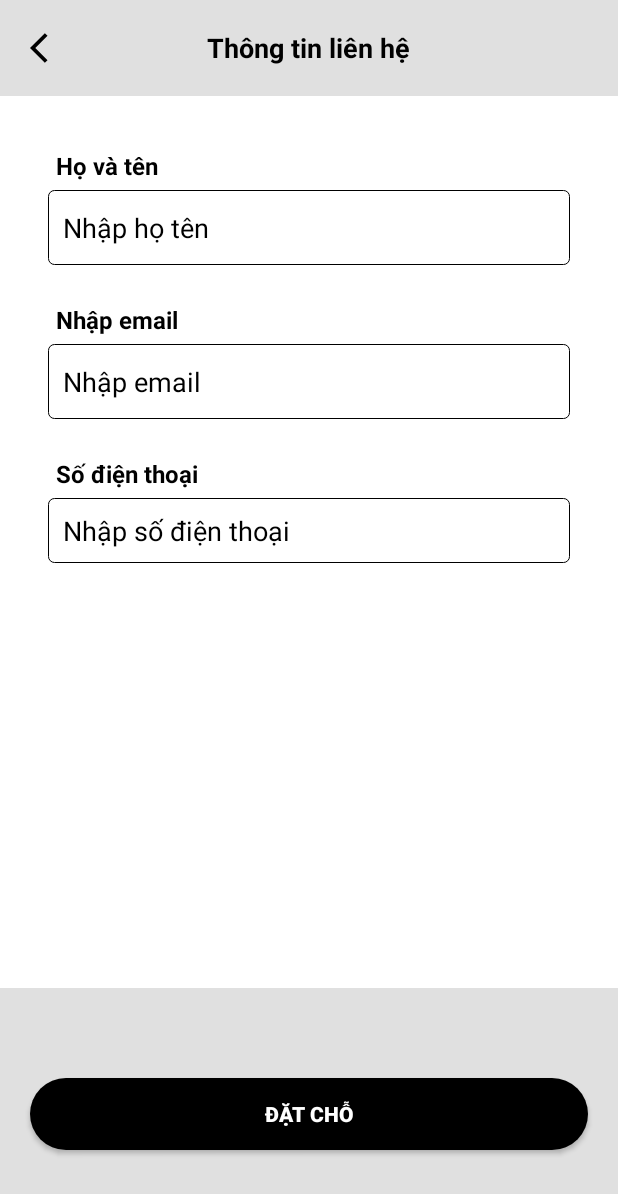
After one commit to ydang2002/CoachTicket, an Android app: the ContactInfoActivity screen opened directly, with no data from a screen before it, on a phone screen of 412 x 824 dp. The commit adds this screen. Shown: the top 1194 px of the screen. Run offline under Robolectric (Android 15) with nearby library versions, the phone set to English and light mode, and no system bars; our stand-ins replace data binding.

Commit message:
Hiển thị thông tin liên hệ

```diff
--- a/app/src/main/AndroidManifest.xml
+++ b/app/src/main/AndroidManifest.xml
@@ -14,6 +14,9 @@
         android:supportsRtl="true"
         android:theme="@style/Theme.CoachTicket"
         tools:targetApi="31">
+        <activity
+            android:name=".views.activity.ContactInfoActivity"
+            android:exported="false" />
         <activity
             android:name=".views.activity.SelectPickUpPointActivity"
             android:exported="false" />
--- /dev/null
+++ b/app/src/main/java/com/example/coachticket/SharedPreferences/SharedPrefUser.java
@@ -0,0 +1,71 @@
+package com.example.coachticket.SharedPreferences;
+
+import android.content.Context;
+import android.content.SharedPreferences;
+
+public class SharedPrefUser {
+    private static final String NAME = "NamePrefs";
+    private static final String EMAIL = "EmailPrefs";
+    private static final String PHONE = "PhonePrefs";
+
+    private static final String NAME_KEY = "name";
+    private static final String EMAIL_KEY = "email";
+    private static final String PHONE_KEY = "phone";
+
+    public static void SaveName(Context context, String origin) {
+        SharedPreferences sharedPreferences = context.getSharedPreferences(NAME, Context.MODE_PRIVATE);
+        SharedPreferences.Editor editor = sharedPreferences.edit();
+        editor.putString(NAME_KEY, origin);
+        editor.apply();
+    }
+
+    public static void SaveEmail(Context context, String destination) {
+        SharedPreferences sharedPreferences = context.getSharedPreferences(EMAIL, Context.MODE_PRIVATE);
+        SharedPreferences.Editor editor = sharedPreferences.edit();
+        editor.putString(EMAIL_KEY, destination);
+        editor.apply();
+    }
+
+    public static void savePhone(Context context, String date) {
+        SharedPreferences sharedPreferences = context.getSharedPreferences(PHONE, Context.MODE_PRIVATE);
+        SharedPreferences.Editor editor = sharedPreferences.edit();
+        editor.putString(PHONE_KEY, date);
+        editor.apply();
+    }
+
+    public static String getName(Context context) {
+        SharedPreferences sharedPreferences = context.getSharedPreferences(NAME, Context.MODE_PRIVATE);
+        return sharedPreferences.getString(NAME_KEY, null);
+    }
+
+    public static String getEmail(Context context) {
+        SharedPreferences sharedPreferences = context.getSharedPreferences(EMAIL, Context.MODE_PRIVATE);
+        return sharedPreferences.getString(EMAIL_KEY, null);
+    }
+
+    public static String getPhone(Context context) {
+        SharedPreferences sharedPreferences = context.getSharedPreferences(PHONE, Context.MODE_PRIVATE);
+        return sharedPreferences.getString(PHONE_KEY, null);
+    }
+
+    public static void clearName(Context context) {
+        SharedPreferences sharedPreferences = context.getSharedPreferences(NAME, Context.MODE_PRIVATE);
+        SharedPreferences.Editor editor = sharedPreferences.edit();
+        editor.remove(NAME_KEY);
+        editor.apply();
+    }
+
+    public static void clearEmail(Context context) {
+        SharedPreferences sharedPreferences = context.getSharedPreferences(EMAIL, Context.MODE_PRIVATE);
+        SharedPreferences.Editor editor = sharedPreferences.edit();
+        editor.remove(EMAIL_KEY);
+        editor.apply();
+    }
+
+    public static void clearPhone(Context context) {
+        SharedPreferences sharedPreferences = context.getSharedPreferences(PHONE, Context.MODE_PRIVATE);
+        SharedPreferences.Editor editor = sharedPreferences.edit();
+        editor.remove(PHONE_KEY);
+        editor.apply();
+    }
+}
--- a/app/src/main/java/com/example/coachticket/presenter/Presenter.java
+++ b/app/src/main/java/com/example/coachticket/presenter/Presenter.java
@@ -6,4 +6,5 @@ public class Presenter {
     public void getRoutesProvinces(){}
     public void goBack(){}
     public void intentSelectPickupAndDrop(){}
+    public void intentContactInfo(){}
 }
--- /dev/null
+++ b/app/src/main/java/com/example/coachticket/viewmodels/ContactInfoViewModel.java
@@ -0,0 +1,39 @@
+package com.example.coachticket.viewmodels;
+
+import androidx.lifecycle.MutableLiveData;
+import androidx.lifecycle.ViewModel;
+
+public class ContactInfoViewModel extends ViewModel {
+
+    private String name = new MutableLiveData<>().toString();
+    private String email = new MutableLiveData<>().toString();
+    private String phone = new MutableLiveData<>().toString();
+    public ContactInfoViewModel() {
+    }
+
+    public String getName() {
+        return name;
+    }
+
+    public void setName(String name) {
+        this.name = name;
+    }
+
+    public String getEmail() {
+        return email;
+    }
+
+    public void setEmail(String email) {
+        this.email = email;
+    }
+
+    public String getPhone() {
+        return phone;
+    }
+
+    public void setPhone(String phone) {
+        this.phone = phone;
+    }
+
+
+}
--- a/app/src/main/java/com/example/coachticket/viewmodels/LoginViewModel.java
+++ b/app/src/main/java/com/example/coachticket/viewmodels/LoginViewModel.java
@@ -12,6 +12,7 @@ import androidx.databinding.ObservableField;
 import androidx.databinding.ObservableInt;
 import androidx.lifecycle.ViewModel;
 
+import com.example.coachticket.SharedPreferences.SharedPrefUser;
 import com.example.coachticket.SharedPreferences.SharedPreferencesUtil;
 import com.example.coachticket.api.ILoginService;
 import com.example.coachticket.response.BaseResponse;
@@ -78,8 +79,15 @@ public class LoginViewModel extends ViewModel {
                     if (response.isSuccessful()) {
                         Log.e("loginreponse1", "đã vào hàm");
                         String token = response.body().getData().getToken();
+                        String name = response.body().getData().getName();
+                        String email = response.body().getData().getEmail();
+                        String phone = response.body().getData().getPhoneNumber();
                         // Lưu token vào SharedPreferences
                         SharedPreferencesUtil.saveToken(context, token);
+                        SharedPrefUser.savePhone(context, phone);
+                        SharedPrefUser.SaveName(context, name);
+                        SharedPrefUser.SaveEmail(context, email);
+
 //                    callback.onLoginSuccess("Đăng nhập thành công");
                         Intent intent = new Intent(context, MainActivity.class);
                         showToast("Đăng nhập thành công");
--- a/app/src/main/java/com/example/coachticket/views/activity/ChooseCarrierActivity.java
+++ b/app/src/main/java/com/example/coachticket/views/activity/ChooseCarrierActivity.java
@@ -33,12 +33,6 @@ public class ChooseCarrierActivity extends AppCompatActivity {
                 Intent intent = new Intent(ChooseCarrierActivity.this, LoginActivity.class);
                 ChooseCarrierActivity.this.startActivity(intent);
                 ((Activity) ChooseCarrierActivity.this).finish();
-//                FragmentManager fragmentManager = getSupportFragmentManager();
-//                FragmentTransaction fragmentTransaction = fragmentManager.beginTransaction();
-//                HomeFragment homeFragment = new HomeFragment();
-//                fragmentTransaction.replace(R.id.action_home, homeFragment);
-//                fragmentTransaction.addToBackStack(null); // Thêm vào stack để có thể quay lại
-//                fragmentTransaction.commit();
             }
         });
         activityChooseCarrierBinding.executePendingBindings();
--- /dev/null
+++ b/app/src/main/java/com/example/coachticket/views/activity/ContactInfoActivity.java
@@ -0,0 +1,32 @@
+package com.example.coachticket.views.activity;
+
+import androidx.appcompat.app.AppCompatActivity;
+import androidx.databinding.DataBindingUtil;
+import androidx.lifecycle.ViewModelProvider;
+
+import android.os.Bundle;
+
+import com.example.coachticket.R;
+import com.example.coachticket.SharedPreferences.SharedPrefUser;
+import com.example.coachticket.databinding.ActivityContactInfoBinding;
+import com.example.coachticket.viewmodels.ContactInfoViewModel;
+
+public class ContactInfoActivity extends AppCompatActivity {
+
+    private ActivityContactInfoBinding binding;
+    private ContactInfoViewModel viewModel;
+    @Override
+    protected void onCreate(Bundle savedInstanceState) {
+        super.onCreate(savedInstanceState);
+        binding = DataBindingUtil.setContentView(this, R.layout.activity_contact_info);
+        viewModel = new ViewModelProvider(this).get(ContactInfoViewModel.class);
+        binding.setViewmodel(viewModel);
+
+        String name = SharedPrefUser.getName(this);
+        String email = SharedPrefUser.getEmail(this);
+        String phone = SharedPrefUser.getPhone(this);
+        viewModel.setName(name);
+        viewModel.setEmail(email);
+        viewModel.setPhone(phone);
+    }
+}
--- a/app/src/main/java/com/example/coachticket/views/activity/SelectPickUpPointActivity.java
+++ b/app/src/main/java/com/example/coachticket/views/activity/SelectPickUpPointActivity.java
@@ -17,6 +17,7 @@ import com.example.coachticket.R;
 import com.example.coachticket.databinding.ActivitySelectPickUpPointBinding;
 import com.example.coachticket.models.Routes;
 import com.example.coachticket.models.Seat;
+import com.example.coachticket.presenter.Presenter;
 import com.example.coachticket.viewmodels.SelectPickUpPointViewModel;
 import com.example.coachticket.views.adapter.BindingAdapters;
 import com.example.coachticket.views.adapter.TabViewAdapter;
@@ -70,5 +71,13 @@ public class SelectPickUpPointActivity extends AppCompatActivity {
         tabLayout.setupWithViewPager(viewPager);
         MutableLiveData<String> text = (MutableLiveData<String>) viewModel.getRadioGroup1Value();
         Log.d("getRadioGroup1Value", String.valueOf(text));
+
+        binding.setPresenter(new Presenter() {
+            @Override
+            public void intentContactInfo() {
+                Intent intent = new Intent(SelectPickUpPointActivity.this, ContactInfoActivity.class);
+                startActivity(intent);
+            }
+        });
     }
 }
--- /dev/null
+++ b/app/src/main/res/layout/activity_contact_info.xml
@@ -0,0 +1,170 @@
+<?xml version="1.0" encoding="utf-8"?>
+<layout xmlns:android="http://schemas.android.com/apk/res/android"
+    xmlns:app="http://schemas.android.com/apk/res-auto">
+
+    <data>
+
+        <variable
+            name="viewmodel"
+            type="com.example.coachticket.viewmodels.ContactInfoViewModel" />
+
+        <variable
+            name="presenter"
+            type="com.example.coachticket.presenter.Presenter" />
+    </data>
+
+    <LinearLayout
+        android:layout_width="match_parent"
+        android:layout_height="match_parent"
+        android:orientation="vertical"
+        android:weightSum="5">
+
+
+        <androidx.core.widget.NestedScrollView
+            android:layout_width="match_parent"
+            android:layout_height="0dp"
+            android:layout_weight="4"
+            android:background="@color/white"
+            android:orientation="vertical">
+
+            <LinearLayout
+                android:layout_width="match_parent"
+                android:layout_height="wrap_content"
+                android:orientation="vertical">
+
+                <RelativeLayout
+                    android:id="@+id/toolbar"
+                    android:layout_width="match_parent"
+                    android:layout_height="?actionBarSize"
+                    android:background="@color/colorPrimary">
+
+                    <ImageView
+                        android:id="@+id/cart_back_arrow"
+                        android:layout_width="24dp"
+                        android:layout_height="24dp"
+                        android:layout_centerVertical="true"
+                        android:layout_marginStart="20dp"
+                        android:src="@drawable/ic_back_arrow"
+                        app:layout_constraintBottom_toBottomOf="parent"
+                        app:tint="@color/black" />
+
+                    <TextView
+                        android:id="@+id/textView4"
+                        android:layout_width="wrap_content"
+                        android:layout_height="wrap_content"
+                        android:layout_centerInParent="true"
+                        android:text="Thông tin liên hệ"
+                        android:textColor="@color/black"
+                        android:textSize="18sp"
+                        android:textStyle="bold" />
+                </RelativeLayout>
+
+                <LinearLayout
+                    android:layout_width="match_parent"
+                    android:layout_height="314dp"
+                    android:layout_marginTop="30dp"
+                    android:layout_marginBottom="10dp"
+                    android:orientation="vertical"
+                    android:paddingLeft="32dp"
+                    android:paddingRight="32dp">
+
+                    <TextView
+                        android:layout_width="match_parent"
+                        android:layout_height="wrap_content"
+                        android:padding="5dp"
+                        android:text="Họ và tên"
+                        android:textColor="@color/black"
+                        android:textSize="16sp"
+                        android:textStyle="bold" />
+
+                    <EditText
+                        android:id="@+id/signup_username"
+                        android:layout_width="match_parent"
+                        android:layout_height="50dp"
+                        android:background="@drawable/edittext_bg"
+                        android:drawablePadding="20dp"
+                        android:hint="Nhập họ tên"
+                        android:text="@{viewmodel.name}"
+                        android:inputType="textPersonName"
+                        android:paddingStart="10dp"
+                        android:paddingLeft="10dp"
+                        android:paddingRight="10dp"
+                        android:singleLine="true"
+                        android:textColorHint="@color/text_color" />
+
+                    <TextView
+                        android:layout_width="match_parent"
+                        android:layout_height="wrap_content"
+                        android:layout_marginTop="20dp"
+                        android:padding="5dp"
+                        android:text="Nhập email"
+                        android:textColor="@color/black"
+                        android:textSize="16sp"
+                        android:textStyle="bold" />
+
+                    <EditText
+                        android:id="@+id/signup_email"
+                        android:layout_width="match_parent"
+                        android:layout_height="50dp"
+                        android:background="@drawable/edittext_bg"
+                        android:drawablePadding="20dp"
+                        android:hint="Nhập email"
+                        android:text="@{viewmodel.email}"
+                        android:inputType="textEmailAddress"
+                        android:paddingStart="10dp"
+                        android:paddingLeft="10dp"
+                        android:paddingRight="10dp"
+                        android:singleLine="true"
+                        android:textColorHint="@color/text_color" />
+
+
+                    <TextView
+                        android:layout_width="match_parent"
+                        android:layout_height="wrap_content"
+                        android:layout_marginTop="20dp"
+                        android:padding="5dp"
+                        android:text="Số điện thoại"
+                        android:textColor="@color/black"
+                        android:textSize="16sp"
+                        android:textStyle="bold" />
+
+                    <EditText
+                        android:id="@+id/signup_pass"
+                        android:layout_width="match_parent"
+                        android:layout_height="43dp"
+                        android:background="@drawable/edittext_bg"
+                        android:drawablePadding="20dp"
+                        android:hint="Nhập số điện thoại"
+                        android:text="@{viewmodel.phone}"
+                        android:paddingStart="10dp"
+                        android:paddingLeft="10dp"
+                        android:paddingRight="10dp"
+                        android:singleLine="true"
+                        android:textColorHint="@color/text_color" />
+                </LinearLayout>
+            </LinearLayout>
+        </androidx.core.widget.NestedScrollView>
+
+        <LinearLayout
+            android:layout_width="match_parent"
+            android:layout_height="0dp"
+            android:background="@color/colorPrimary"
+            android:layout_gravity="bottom"
+            android:layout_weight="1">
+
+
+            <androidx.appcompat.widget.AppCompatButton
+                android:layout_width="match_parent"
+                android:layout_height="wrap_content"
+                android:layout_marginStart="20sp"
+                android:layout_marginTop="60dp"
+                android:layout_marginEnd="20sp"
+                android:layout_marginBottom="10dp"
+                android:background="@drawable/button_shape"
+                android:padding="10dp"
+                android:text="Đặt chỗ"
+                android:textColor="@color/white"
+                android:textStyle="bold" />
+        </LinearLayout>
+    </LinearLayout>
+</layout>
--- a/app/src/main/res/layout/activity_select_pick_up_point.xml
+++ b/app/src/main/res/layout/activity_select_pick_up_point.xml
@@ -7,6 +7,10 @@
         <variable
             name="viewModel"
             type="com.example.coachticket.viewmodels.SelectPickUpPointViewModel" />
+
+        <variable
+            name="presenter"
+            type="com.example.coachticket.presenter.Presenter" />
     </data>
 
     <LinearLayout
@@ -154,6 +158,7 @@
                 android:layout_marginStart="20sp"
                 android:layout_marginTop="25dp"
                 android:padding="15dp"
+                android:onClick="@{()-> presenter.intentContactInfo()}"
                 android:layout_marginEnd="20sp"
                 android:layout_marginBottom="15dp"
                 android:background="@drawable/button_shape"
```
